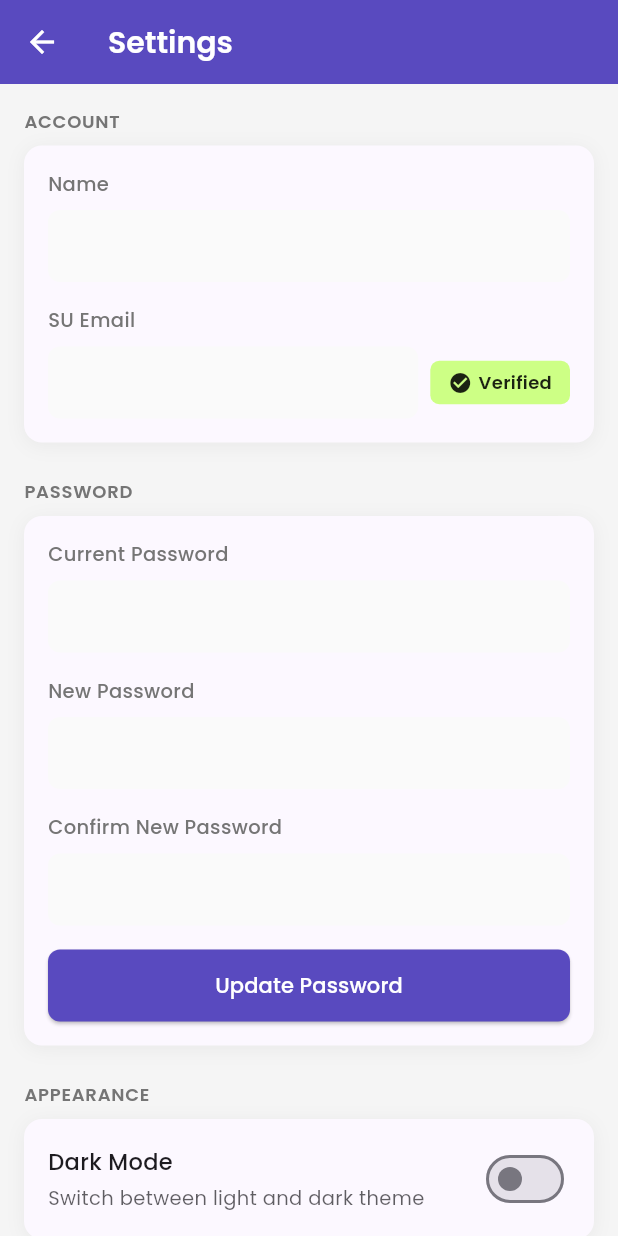
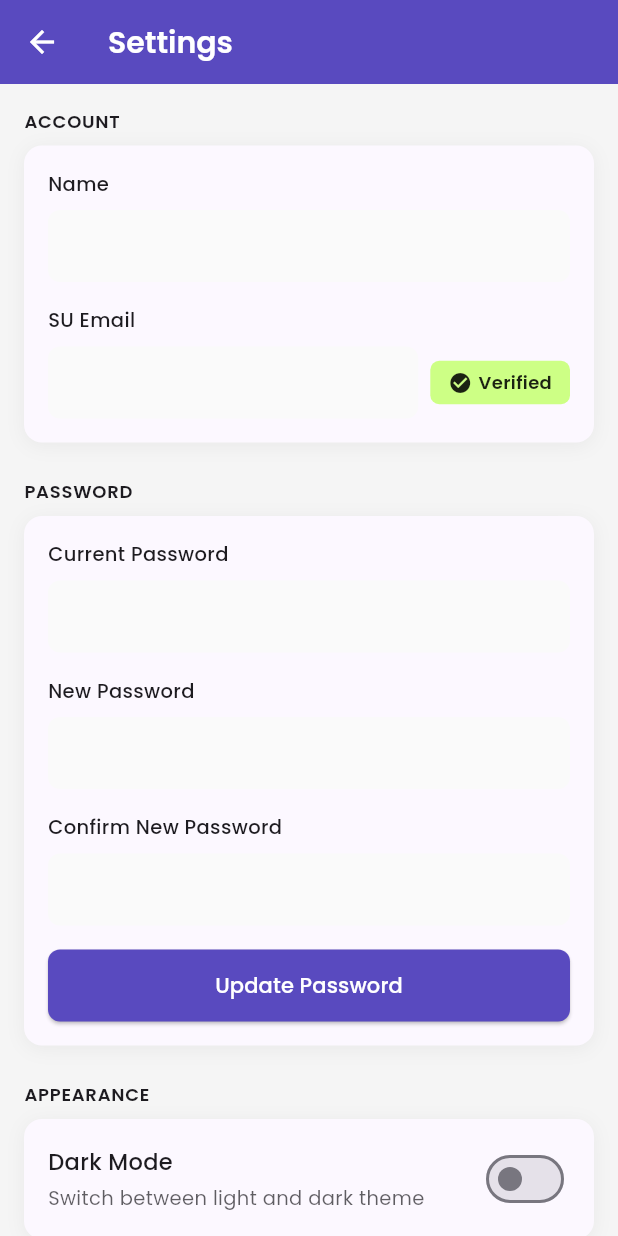
Before and after one commit to ilgazsahin/CS310-Group-14, a Flutter app: the SettingsPage screen opened by its route, on a phone screen of 412 x 824 dp. Run offline on Flutter 3.47's test engine with Material 3 defaults, Android fonts, the phone set to English and light mode, and no system bars; our stand-ins replace cloud_firestore, firebase_auth, firebase_core, firebase_storage, google_fonts, image_picker and 1 more; accounts and stored records are empty; network calls fail.

Commit message:
fix: Update text colors for dark mode visibility
- home_screen: category tab text colors
- search_screen: post username/caption colors
- profile_screen: logout button text
- my_listings_screen: text colors
- create_event_page: placeholder and note text colors
- settings_page: all grey text colors updated

```diff
--- a/WhatSUp-ui-bahar/lib/screens/home_screen.dart
+++ b/WhatSUp-ui-bahar/lib/screens/home_screen.dart
@@ -374,7 +374,9 @@ class _HomeScreenState extends State<HomeScreen> {
                   fontSize: 16,
                   fontWeight:
                   isSelected ? FontWeight.bold : FontWeight.normal,
-                  color: isSelected ? Colors.black : Colors.grey,
+                  color: isSelected
+                      ? Theme.of(context).textTheme.bodyLarge?.color
+                      : Theme.of(context).textTheme.bodyMedium?.color?.withOpacity(0.6),
                 ),
               ),
               if (isSelected)
--- a/WhatSUp-ui-bahar/lib/screens/my_listings_screen.dart
+++ b/WhatSUp-ui-bahar/lib/screens/my_listings_screen.dart
@@ -101,7 +101,7 @@ class _MyListingsScreenState extends State<MyListingsScreen> {
                         ? 'Firestore needs to create an index for this query.\n\nClick the link in the error message below to create it automatically, or go to:\nFirebase Console → Firestore → Indexes → Create Index'
                         : error,
                       textAlign: TextAlign.center,
-                      style: const TextStyle(fontSize: 14, color: Colors.black87),
+                      style: TextStyle(fontSize: 14, color: Theme.of(context).textTheme.bodyMedium?.color),
                     ),
                     if (isIndexError) ...[
                       const SizedBox(height: 16),
@@ -122,7 +122,7 @@ class _MyListingsScreenState extends State<MyListingsScreen> {
             return const Center(
               child: Text(
                 'You haven\'t created any events yet',
-                style: TextStyle(fontSize: 16, color: Colors.grey),
+                style: TextStyle(fontSize: 16, color: Theme.of(context).textTheme.bodyMedium?.color?.withOpacity(0.6)),
               ),
             );
           }
--- a/WhatSUp-ui-bahar/lib/screens/profile_screen.dart
+++ b/WhatSUp-ui-bahar/lib/screens/profile_screen.dart
@@ -212,11 +212,11 @@ class ProfileScreen extends StatelessWidget {
                       color: Theme.of(context).cardColor,
                       borderRadius: BorderRadius.circular(12),
                     ),
-                    child: const Center(
+                    child: Center(
                       child: Text(
                         'LOG OUT []->',
                         style: TextStyle(
-                          color: Color(0xFF900040),
+                          color: kFavMaroon,
                           fontWeight: FontWeight.bold,
                           fontSize: 18,
                         ),
--- a/WhatSUp-ui-bahar/lib/screens/search_screen.dart
+++ b/WhatSUp-ui-bahar/lib/screens/search_screen.dart
@@ -153,8 +153,8 @@ class SearchScreen extends StatelessWidget {
                 Column(
                   crossAxisAlignment: CrossAxisAlignment.start,
                   children: [
-                    Text(post.username, style: const TextStyle(fontWeight: FontWeight.bold)),
-                    Text(post.caption, style: const TextStyle(fontSize: 12, color: Colors.grey)),
+                    Text(post.username, style: TextStyle(fontWeight: FontWeight.bold, color: Theme.of(context).textTheme.bodyLarge?.color)),
+                    Text(post.caption, style: TextStyle(fontSize: 12, color: Theme.of(context).textTheme.bodyMedium?.color?.withOpacity(0.6))),
                   ],
                 ),
               ],
--- a/WhatSUp-ui-bahar/lib/screens/settings_page.dart
+++ b/WhatSUp-ui-bahar/lib/screens/settings_page.dart
@@ -336,7 +336,7 @@ class _SettingsPageState extends State<SettingsPage> {
                     style: TextStyle(
                       fontSize: 12,
                       fontWeight: FontWeight.w600,
-                      color: Colors.grey[600],
+                      color: Theme.of(context).textTheme.bodySmall?.color,
                       letterSpacing: 0.5,
                     ),
                   ),
@@ -364,7 +364,7 @@ class _SettingsPageState extends State<SettingsPage> {
                           'Name',
                           style: TextStyle(
                             fontSize: 13,
-                            color: Colors.grey[600],
+                            color: Theme.of(context).textTheme.bodySmall?.color,
                             fontWeight: FontWeight.w500,
                           ),
                         ),
@@ -398,7 +398,7 @@ class _SettingsPageState extends State<SettingsPage> {
                           'SU Email',
                           style: TextStyle(
                             fontSize: 13,
-                            color: Colors.grey[600],
+                            color: Theme.of(context).textTheme.bodySmall?.color,
                             fontWeight: FontWeight.w500,
                           ),
                         ),
@@ -476,7 +476,7 @@ class _SettingsPageState extends State<SettingsPage> {
                     style: TextStyle(
                       fontSize: 12,
                       fontWeight: FontWeight.w600,
-                      color: Colors.grey[600],
+                      color: Theme.of(context).textTheme.bodySmall?.color,
                       letterSpacing: 0.5,
                     ),
                   ),
@@ -504,7 +504,7 @@ class _SettingsPageState extends State<SettingsPage> {
                           'Current Password',
                           style: TextStyle(
                             fontSize: 13,
-                            color: Colors.grey[600],
+                            color: Theme.of(context).textTheme.bodySmall?.color,
                             fontWeight: FontWeight.w500,
                           ),
                         ),
@@ -536,7 +536,7 @@ class _SettingsPageState extends State<SettingsPage> {
                           'New Password',
                           style: TextStyle(
                             fontSize: 13,
-                            color: Colors.grey[600],
+                            color: Theme.of(context).textTheme.bodySmall?.color,
                             fontWeight: FontWeight.w500,
                           ),
                         ),
@@ -571,7 +571,7 @@ class _SettingsPageState extends State<SettingsPage> {
                           'Confirm New Password',
                           style: TextStyle(
                             fontSize: 13,
-                            color: Colors.grey[600],
+                            color: Theme.of(context).textTheme.bodySmall?.color,
                             fontWeight: FontWeight.w500,
                           ),
                         ),
@@ -643,7 +643,7 @@ class _SettingsPageState extends State<SettingsPage> {
                     style: TextStyle(
                       fontSize: 12,
                       fontWeight: FontWeight.w600,
-                      color: Colors.grey[600],
+                      color: Theme.of(context).textTheme.bodySmall?.color,
                       letterSpacing: 0.5,
                     ),
                   ),
@@ -708,7 +708,7 @@ class _SettingsPageState extends State<SettingsPage> {
                     style: TextStyle(
                       fontSize: 12,
                       fontWeight: FontWeight.w600,
-                      color: Colors.grey[600],
+                      color: Theme.of(context).textTheme.bodySmall?.color,
                       letterSpacing: 0.5,
                     ),
                   ),
@@ -748,7 +748,7 @@ class _SettingsPageState extends State<SettingsPage> {
                                     'Get notified before events',
                                     style: TextStyle(
                                       fontSize: 13,
-                                      color: Colors.grey[600],
+                                      color: Theme.of(context).textTheme.bodySmall?.color,
                                     ),
                                   ),
                                 ],
@@ -781,7 +781,7 @@ class _SettingsPageState extends State<SettingsPage> {
                           _reminderTime,
                           style: TextStyle(
                             fontSize: 13,
-                            color: Colors.grey[600],
+                            color: Theme.of(context).textTheme.bodySmall?.color,
                           ),
                         ),
                         trailing: const Icon(
@@ -802,7 +802,7 @@ class _SettingsPageState extends State<SettingsPage> {
                     style: TextStyle(
                       fontSize: 12,
                       fontWeight: FontWeight.w600,
-                      color: Colors.grey[600],
+                      color: Theme.of(context).textTheme.bodySmall?.color,
                       letterSpacing: 0.5,
                     ),
                   ),
@@ -912,7 +912,7 @@ class _SettingsPageState extends State<SettingsPage> {
                     style: TextStyle(
                       fontSize: 12,
                       fontWeight: FontWeight.w600,
-                      color: Colors.grey[600],
+                      color: Theme.of(context).textTheme.bodySmall?.color,
                       letterSpacing: 0.5,
                     ),
                   ),
```
Also changed, not shown: WhatSUp-ui-bahar/lib/screens/create_event_page.dart (+9 -5 lines).
